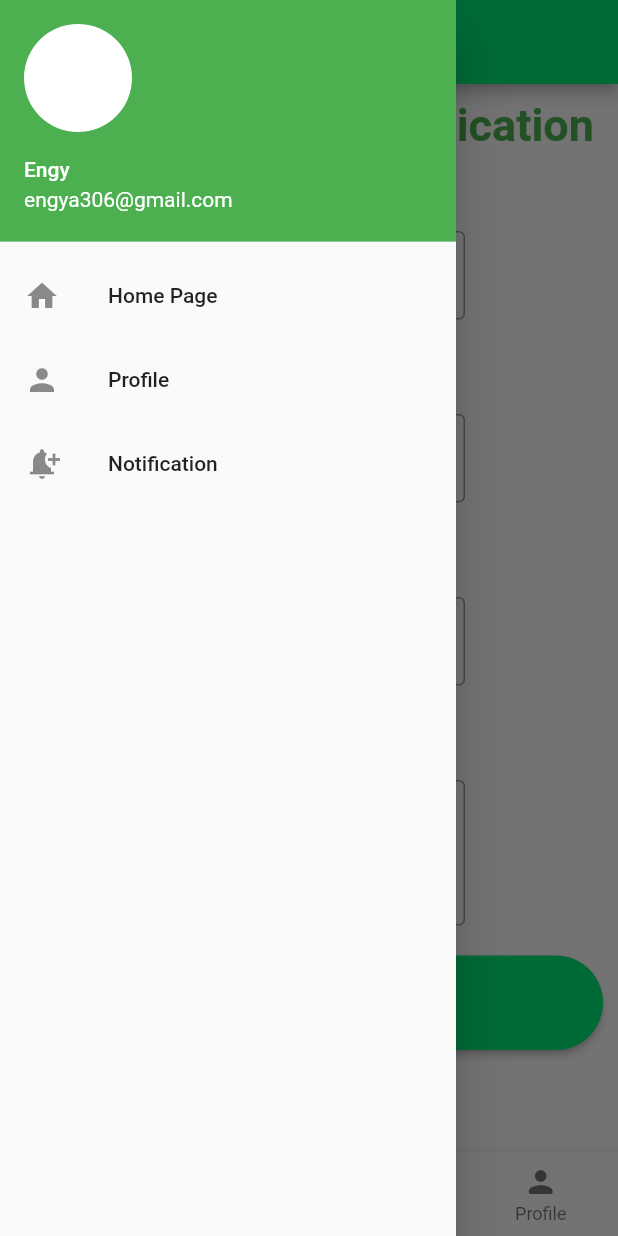
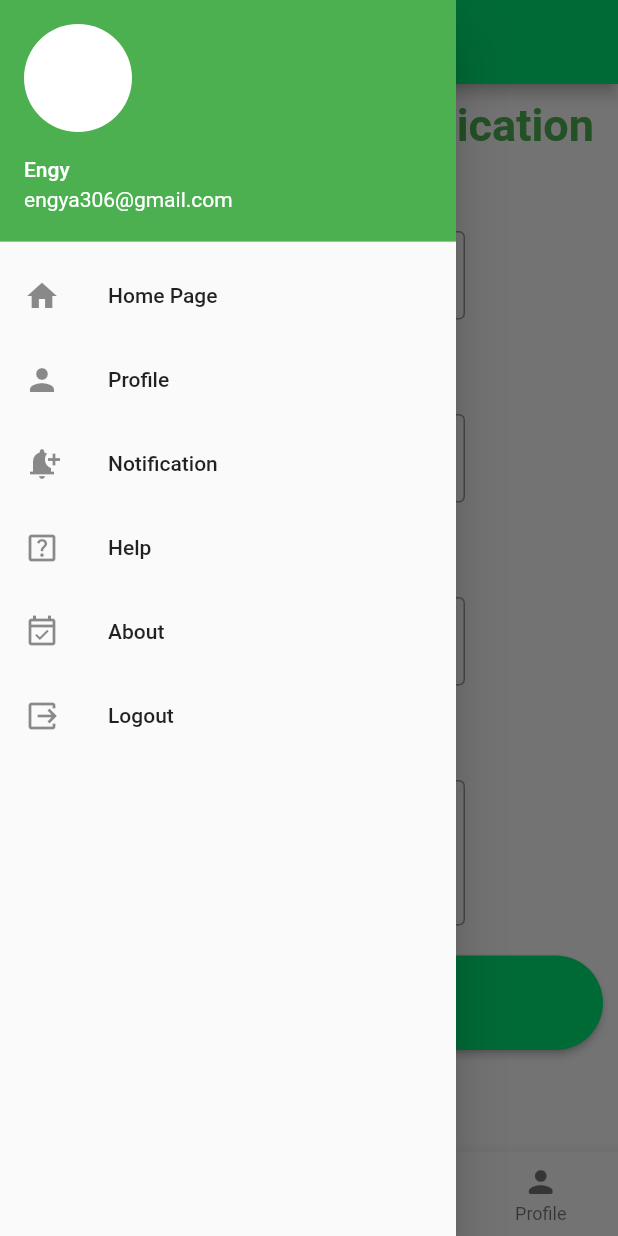
Before and after one commit to engyahmed7/Doctor-Mobile-Application, a Flutter app: the Login screen opened directly, with the side drawer open, on a phone screen of 412 x 824 dp. Run offline on Flutter 3.47's test engine with Material 2 defaults, Android fonts, the phone set to English and light mode, and no system bars; missing offline and left inert: dart:html.

Commit message:
Flutter Application

```diff
--- a/lib/login.dart
+++ b/lib/login.dart
@@ -3,6 +3,7 @@
 import 'dart:html';
 
 import 'package:doctor_project/Notification.dart';
+import 'package:doctor_project/Welcome.dart';
 import 'package:doctor_project/main.dart';
 import 'package:doctor_project/model/doctor.dart';
 import 'package:flutter/cupertino.dart';
@@ -65,7 +66,25 @@ class _LoginState extends State<Login> {
             title: Text("Notification"),
             leading: Icon(Icons.notification_add),
             onTap: () {},
-          )
+          ),
+          ListTile(
+            title: Text("Help"),
+            leading: Icon(Icons.help_center_outlined),
+            onTap: () {},
+          ),
+          ListTile(
+            title: Text("About"),
+            leading: Icon(Icons.event_available_outlined),
+            onTap: () {},
+          ),
+          ListTile(
+            title: Text("Logout"),
+            leading: Icon(Icons.output),
+            onTap: () {
+              Navigator.of(context)
+                  .push(MaterialPageRoute(builder: (context) => Welcome()));
+            },
+          ),
         ]),
       ),
       body: Container(
```
